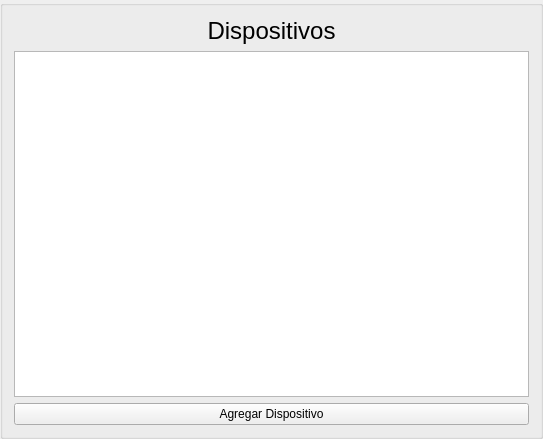
Before: the Qt Designer form FormIndexDispositivos.ui in SoftTechMX/sistema-imagis, drawn with Qt 5.
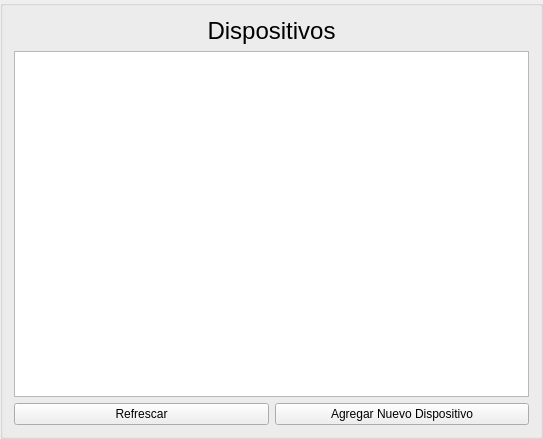
After: the same form once the commit is applied.

What changed in the file:
```diff
--- a/FormIndexDispositivos.ui
+++ b/FormIndexDispositivos.ui
@@ -30,14 +30,32 @@
     </widget>
    </item>
    <item>
-    <widget class="QTableWidget" name="tabla_dispositivos"/>
+    <widget class="QTableWidget" name="tabla_dispositivos">
+     <property name="sizePolicy">
+      <sizepolicy hsizetype="Expanding" vsizetype="Expanding">
+       <horstretch>0</horstretch>
+       <verstretch>0</verstretch>
+      </sizepolicy>
+     </property>
+    </widget>
+   </item>
+   <item>
+    <layout class="QHBoxLayout" name="horizontalLayout">
+     <item>
+      <widget class="QPushButton" name="btn_refresh">
+       <property name="text">
+        <string>Refrescar</string>
+       </property>
+      </widget>
    </item>
    <item>
     <widget class="QPushButton" name="btn_agragar_dispositivo">
      <property name="text">
-      <string>Agregar Dispositivo</string>
-     </property>
-    </widget>
+        <string>Agregar Nuevo Dispositivo</string>
+       </property>
+      </widget>
+     </item>
+    </layout>
    </item>
   </layout>
  </widget>
```
Lines whose indentation alone changed are shown as unchanged.
